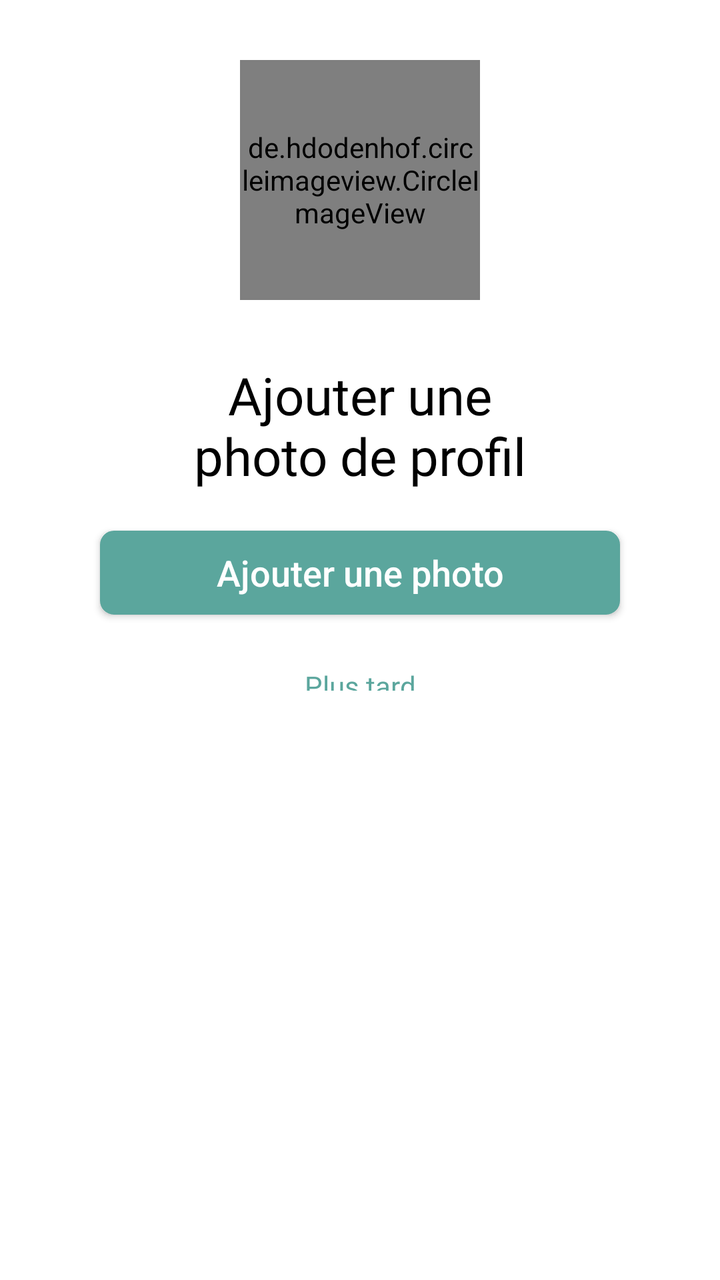
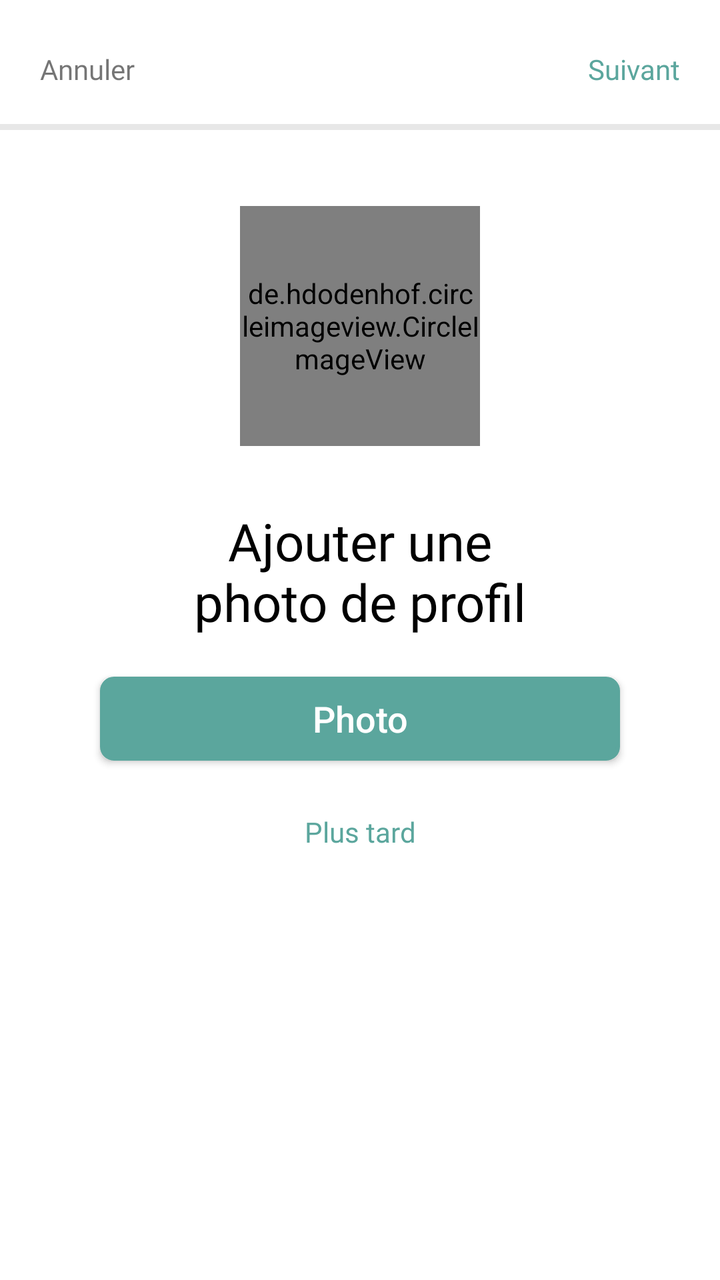

Before-and-after screenshots of an Android layout around one commit, followed by the original layout XML and the change that was made.
<!-- AndroidManifest.xml: application theme AppTheme -->
<!-- res/layout/layout_ezeety_profil_getstart.xml -->
<?xml version="1.0" encoding="utf-8"?>
<android.support.constraint.ConstraintLayout
    xmlns:android="http://schemas.android.com/apk/res/android" xmlns:tools="http://schemas.android.com/tools"
    android:layout_width="match_parent"
    android:layout_height="match_parent"
    android:background="@color/colorPrimary">

    <LinearLayout
        android:layout_width="match_parent"
        android:layout_height="wrap_content"
        android:gravity="center"
        android:orientation="vertical"
        tools:ignore="MissingConstraints"
        >

        <de.hdodenhof.circleimageview.CircleImageView
            android:id="@+id/profile_image_getstart"
            android:layout_width="120dp"
            android:layout_height="120dp"
            android:layout_marginTop="30dp"
            android:layout_marginBottom="20dp"
            android:gravity="center"
            android:src="@drawable/photo" />
        <TextView
            android:layout_width="match_parent"
            android:layout_height="wrap_content"
            android:layout_marginTop="10dp"
            android:layout_marginRight="80dp"
            android:layout_marginLeft="80dp"
            android:fontFamily="@font/roboto"
            android:text="Ajouter une photo de profil"
            android:textAlignment="center"
            android:textColor="@android:color/black"
            android:textSize="26dp"/>

        <Button
            android:id="@+id/button_picture_profil_change"
            android:layout_width="match_parent"
            android:layout_height="42dp"
            android:layout_marginLeft="50dp"
            android:layout_marginRight="50dp"
            android:layout_marginBottom="16dp"
            android:layout_marginTop="20dp"
            android:background="@drawable/button_style_primary"
            android:text="Ajouter une photo"
            android:textAllCaps="false"
            android:textColor="@color/colorPrimary"
            android:textSize="18sp"
            />

        <TextView
            android:id="@+id/textViewButtonPluTard"
            android:layout_width="match_parent"
            android:layout_height="12dp"
            android:layout_marginTop="10dp"
            android:layout_marginBottom="20dp"
            android:fontFamily="@font/roboto_bold"
            android:text="Plus tard"
            android:textAlignment="center"
            android:textColor="#5BA69D"
            android:textSize="14dp" />
    </LinearLayout>
</android.support.constraint.ConstraintLayout>
<!-- resources referenced by this layout -->
<resources>
  <color name="colorPrimary">#FFFFFF</color>
  <!-- drawable button_style_primary (drawable) -->
  <?xml version ="1.0" encoding ="utf-8"?>
  <shape xmlns:android="http://schemas.android.com/apk/res/android"
  
  android:shape="rectangle"
  
  android:thickness="0dp">
  <stroke android:width="2dp"
  
      android:color="#5BA69D" />
  <solid
      android:color="#5BA69D"/>
  <corners android:radius="6dp" />
  
  </shape>
  <!-- drawable photo: png bitmap (drawable, 29489 bytes) -->
  <style name="AppTheme" parent="Theme.AppCompat.Light.NoActionBar">
          
          <item name="colorPrimary">@color/colorPrimary</item>
          <item name="colorPrimaryDark">@color/colorPrimaryDark</item>
          <item name="colorAccent">@color/colorAccent</item>
      </style>
  <color name="colorPrimaryDark">#FFFFFF</color>
  <color name="colorAccent">#5BA69D</color>
</resources>

<!-- the commit's change to res/layout/layout_ezeety_profil_getstart.xml (unified diff, before → after) -->
@@ -12,7 +12,52 @@
         android:orientation="vertical"
         tools:ignore="MissingConstraints"
         >
+        <LinearLayout
+            android:layout_width="match_parent"
+            android:layout_height="wrap_content"
+            android:layout_marginLeft="20dp"
+            android:layout_marginTop="25dp"
+            android:layout_marginRight="20dp"
+            android:layout_marginBottom="10dp"
+            android:orientation="horizontal">
+            <LinearLayout
+                android:layout_width="wrap_content"
+                android:layout_height="wrap_content"
+                android:gravity="left">
+                <TextView
+                    android:id="@+id/textViewButtonBackProfil"
+                    android:layout_width="wrap_content"
+                    android:layout_height="wrap_content"
+                    android:fontFamily="@font/roboto_bold"
+                    android:text="Annuler"
+                    android:textSize="14dp"/>
+            </LinearLayout>
+            <LinearLayout
+                android:layout_width="match_parent"
+                android:layout_height="wrap_content"
+                android:gravity="right">
 
+                <TextView
+                    android:id="@+id/txtViewNextAll"
+                    android:layout_width="wrap_content"
+                    android:layout_height="wrap_content"
+                    android:fontFamily="@font/roboto_bold"
+                    android:text="Suivant"
+                    android:textColor="@color/colorAccent"
+                    android:textSize="14dp"/>
+            </LinearLayout>
+        </LinearLayout>
+
+
+        <LinearLayout
+            android:layout_width="match_parent"
+            android:layout_height="3dp"
+            android:layout_marginTop="8dp"
+            android:layout_marginBottom="8dp"
+            android:background="@drawable/grayscale_background">
+
+
+        </LinearLayout>
         <de.hdodenhof.circleimageview.CircleImageView
             android:id="@+id/profile_image_getstart"
             android:layout_width="120dp"
@@ -42,7 +87,7 @@
             android:layout_marginBottom="16dp"
             android:layout_marginTop="20dp"
             android:background="@drawable/button_style_primary"
-            android:text="Ajouter une photo"
+            android:text="Photo"
             android:textAllCaps="false"
             android:textColor="@color/colorPrimary"
             android:textSize="18sp"
@@ -51,7 +96,7 @@
         <TextView
             android:id="@+id/textViewButtonPluTard"
             android:layout_width="match_parent"
-            android:layout_height="12dp"
+            android:layout_height="wrap_content"
             android:layout_marginTop="10dp"
             android:layout_marginBottom="20dp"
             android:fontFamily="@font/roboto_bold"
<!-- resource entries referenced after the edit -->
@@ -16,6 +16,17 @@
   <corners android:radius="6dp" />
   
   </shape>
+  <!-- drawable grayscale_background (drawable) -->
+  <?xml version ="1.0" encoding ="utf-8"?>
+  <shape xmlns:android="http://schemas.android.com/apk/res/android"
+  
+      android:shape="rectangle"
+  
+      android:thickness="0dp">
+      <solid
+          android:color="#E7E7E7"/>
+  
+  </shape>
   <!-- drawable photo: png bitmap (drawable, 29489 bytes) -->
   <style name="AppTheme" parent="Theme.AppCompat.Light.NoActionBar">
           
